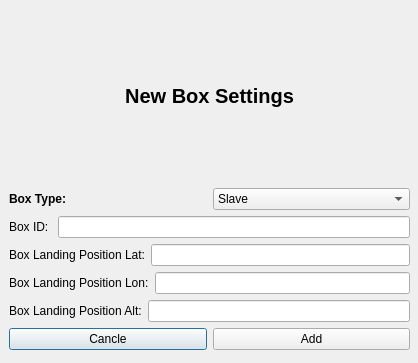
This is ros2_ws/src/hmi/ui/new_box_pupup.ui in Samwise101/EiRT-AscenD-Robotics as Qt 5 draws it before an edit. The edited form follows.
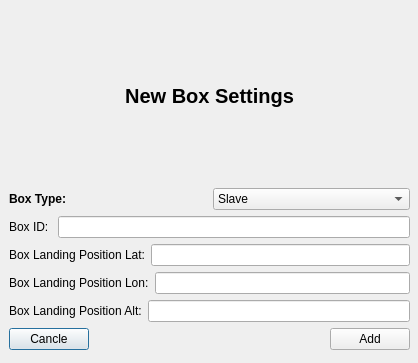
This is the edited form. Icons and pictures are not drawn.

```diff
--- a/ros2_ws/src/hmi/ui/new_box_pupup.ui
+++ b/ros2_ws/src/hmi/ui/new_box_pupup.ui
@@ -160,6 +160,19 @@
         </property>
        </widget>
       </item>
+      <item>
+       <spacer name="horizontalSpacer">
+        <property name="orientation">
+         <enum>Qt::Horizontal</enum>
+        </property>
+        <property name="sizeHint" stdset="0">
+         <size>
+          <width>40</width>
+          <height>20</height>
+         </size>
+        </property>
+       </spacer>
+      </item>
       <item>
        <widget class="QPushButton" name="pushButton_2">
         <property name="text">
```
Left out of the diff: 4 changed lines with no effect on the pictures.
